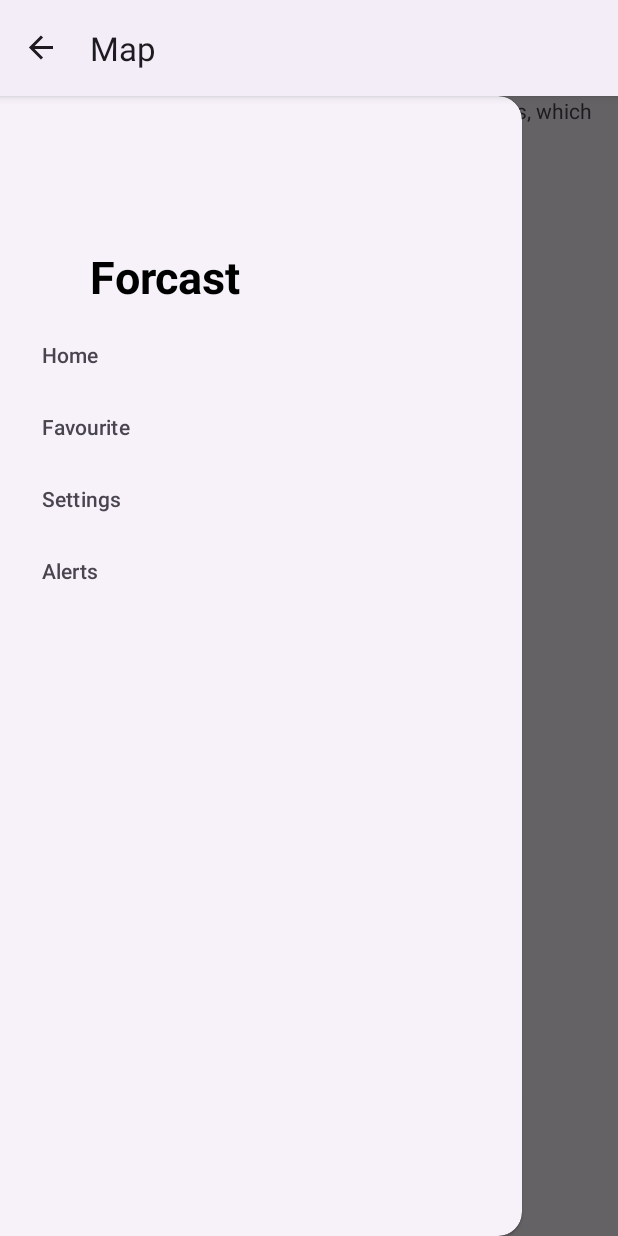
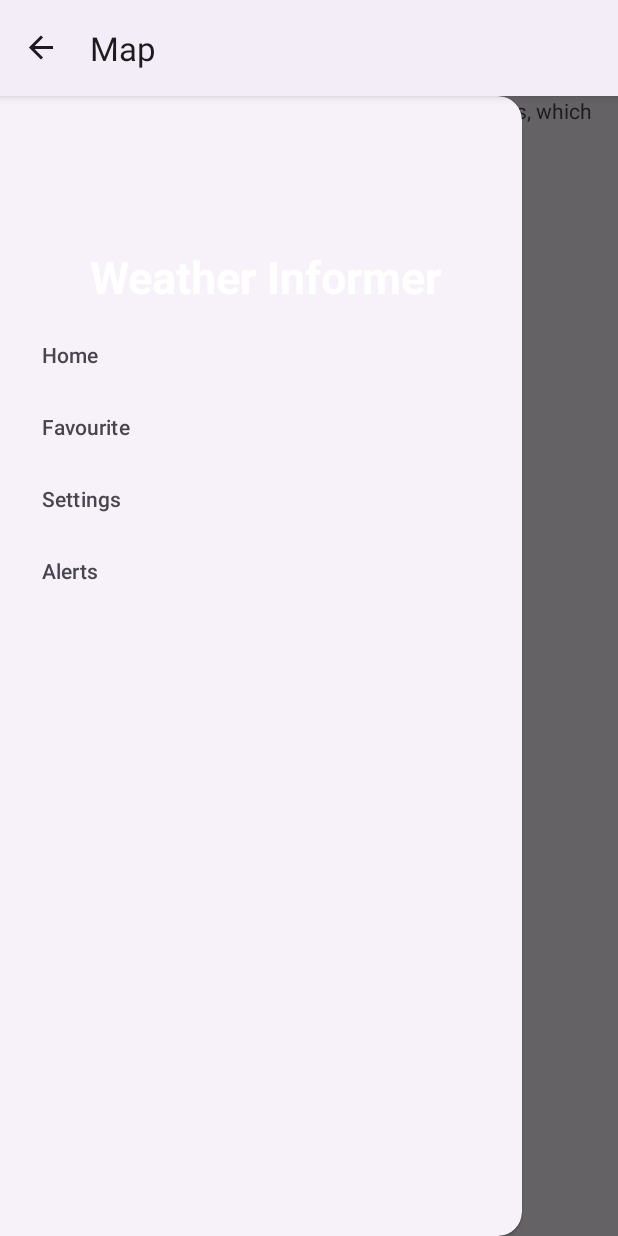
Before and after one commit to AhmedUFekry/Weather-App, an Android app: the screen it shows after launch (MainActivity), with the side drawer open, on a phone screen of 412 x 824 dp. Run offline under Robolectric (Android 15) with nearby library versions, the phone set to English and light mode, and no system bars; our stand-ins replace Room's generated code, navigation-ui; pictures from the network do not load; Roboto replaces fonts that are not available here.

Commit message:
add String AR for localization

```diff
--- a/app/src/main/res/layout/nav_header.xml
+++ b/app/src/main/res/layout/nav_header.xml
@@ -10,14 +10,14 @@
         android:id="@+id/text_day"
         android:layout_width="wrap_content"
         android:layout_height="wrap_content"
-        android:textColor="@color/black"
-        android:textSize="30sp"
         android:layout_marginStart="60dp"
         android:layout_marginTop="100dp"
-        android:text="Forcast"
+        android:text="@string/app_name"
+        android:textColor="@color/white"
+        android:textSize="30sp"
         android:textStyle="bold"
+        app:layout_constraintBottom_toBottomOf="parent"
         app:layout_constraintStart_toStartOf="parent"
-        app:layout_constraintTop_toTopOf="parent"
-        app:layout_constraintBottom_toBottomOf="parent"
-        />
+        app:layout_constraintTop_toTopOf="parent" />
+
 </LinearLayout>
--- a/app/src/main/res/values/strings.xml
+++ b/app/src/main/res/values/strings.xml
@@ -40,4 +40,8 @@
     <string name="set_time">Set Time</string>
     <string name="dismiss">Dismiss</string>
     <string name="please_enable_notifications_to_receive_important_updates_and_alerts">Please enable notifications to receive important updates and alerts.</string>
+    <string name="LocationProvider">Location Provider</string>
+    <string name="ApplyChangesbtn">Apply Changes</string>
+    <string name="on">On</string>
+    <string name="Off">Off</string>
 </resources>
```
Also changed, not shown: app/src/main/res/layout/fragment_settings.xml (+4 -4 lines), 1 other file.
